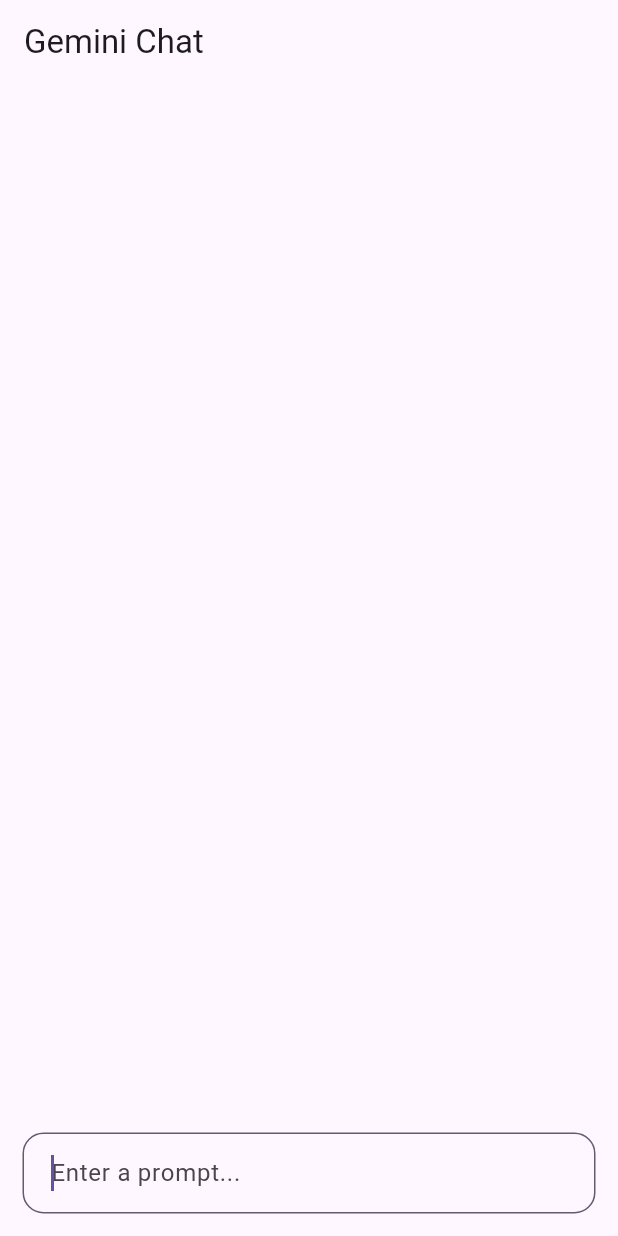
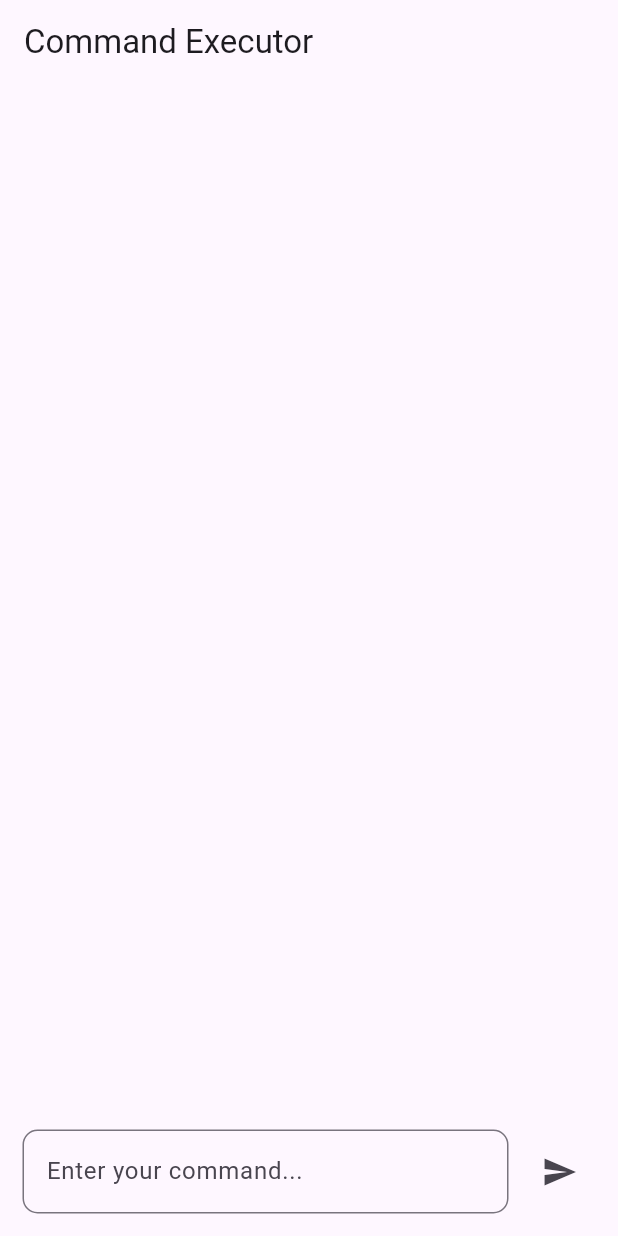
Before and after one commit to mabdullahsaqib/Skye-App, a Flutter app: the screen it shows after launch, on a phone screen of 412 x 824 dp. Run offline on Flutter 3.47's test engine with Material 3 defaults, Android fonts, the phone set to English and light mode, and no system bars; our stand-ins replace flutter_tts, speech_to_text.

Commit message:
update main.dart and added the api command calling implementation

```diff
--- a/lib/main.dart
+++ b/lib/main.dart
@@ -1,5 +1,6 @@
 import 'package:flutter/material.dart';
-import 'package:google_generative_ai/google_generative_ai.dart';
+import 'package:http/http.dart' as http;
+import 'dart:convert';
 
 void main() {
   runApp(const MyApp());
@@ -11,166 +12,157 @@
   @override
   Widget build(BuildContext context) {
     return MaterialApp(
-      title: 'Gemini Chat',
+      title: 'Command Executor',
       theme: ThemeData(
         primarySwatch: Colors.blue,
       ),
-      home: const HomeScreen(),
+      home: const CommandScreen(),
     );
   }
 }
 
-class HomeScreen extends StatefulWidget {
-  const HomeScreen({super.key});
+class CommandScreen extends StatefulWidget {
+  const CommandScreen({Key? key}) : super(key: key);
 
   @override
-  State<HomeScreen> createState() => _HomeScreenState();
+  State<CommandScreen> createState() => _CommandScreenState();
 }
 
-class _HomeScreenState extends State<HomeScreen> {
-  late final GenerativeModel geminiVisionProModel;
-  late final ChatSession chatSession;
-  final FocusNode _textFieldFocus = FocusNode();
-  final _textController = TextEditingController();
-  final _scrollController = ScrollController();
+class _CommandScreenState extends State<CommandScreen> {
+  final TextEditingController _commandController = TextEditingController();
+  final FocusNode _commandFocus = FocusNode();
+  final ScrollController _scrollController = ScrollController();
+  final List<Map<String, String>> _chatHistory = [];
+  bool _isLoading = false;
 
-  @override
-  void initState() {
-    const apiKey = "";
-    if (apiKey == 'key not found') {
-      throw InvalidApiKey(
-        'Key not found in environment. Please add an API key.',
+  final String apiUrl =
+      "https://skye-2xsolution.vercel.app/command"; // Replace with your API URL
+
+  Future<void> _sendCommand(String command) async {
+    if (command.isEmpty) return;
+
+    setState(() {
+      _isLoading = true;
+      _chatHistory.add({"role": "user", "message": command});
+    });
+
+    try {
+      final response = await http.post(
+        Uri.parse(apiUrl),
+        headers: {
+          'Content-Type': 'application/json',
+          'Authorization':
+              'Bearer eyJhbGciOiJIUzI1NiIsInR5cCI6IkpXVCJ9.eyJfaWQiOiI2NzQwNWY3NGZhNTQxN2FlOWMxZWFmNDQiLCJpYXQiOjE3MzIyNzE5ODgsImV4cCI6MTczMjg3Njc4OH0.ehG_Ct02PzoKCpiefExII5HOaXh0nM4AJPQ1SIVsU1Q',
+        },
+        body: jsonEncode({"command": command}),
       );
-    }
 
-    geminiVisionProModel = GenerativeModel(
-      model: 'gemini-1.5-pro',
-      apiKey: apiKey,
-      generationConfig: GenerationConfig(
-        temperature: 0.4,
-        topK: 32,
-        topP: 1,
-        maxOutputTokens: 4096,
-      ),
-      safetySettings: [
-        SafetySetting(HarmCategory.harassment, HarmBlockThreshold.high),
-        SafetySetting(HarmCategory.hateSpeech, HarmBlockThreshold.high),
-      ],
-    );
-
-    chatSession = geminiVisionProModel.startChat();
-    super.initState();
-  }
-
-  Future<void> _sendChatMessage(String message) async {
-    setState(() {});
-    try {
-      final response = await chatSession.sendMessage(
-        Content.text(message),
-      );
-      final text = response.text;
-      if (text == null) {
-        _showError('No response from API');
-        return;
+      if (response.statusCode == 200) {
+        final responseBody = jsonDecode(response.body);
+        setState(() {
+          _chatHistory.add({"role": "api", "message": responseBody});
+        });
       } else {
         setState(() {
-          _scrollDown();
+          _chatHistory.add({
+            "role": "api",
+            "message": "Error: ${response.statusCode} - ${response.body}"
+          });
         });
       }
     } catch (e) {
-      _showError(e.toString());
-      setState(() {});
+      setState(() {
+        _chatHistory.add({"role": "api", "message": "Error: $e"});
+      });
     } finally {
-      _textController.clear();
-      setState(() {});
-      _textFieldFocus.requestFocus();
+      _commandController.clear();
+      _scrollToBottom();
+      setState(() {
+        _isLoading = false;
+      });
     }
   }
 
-  Future<void> _showError(String message) async {
-    showDialog(
-        context: context,
-        builder: (context) {
-          return AlertDialog(
-            title: const Text('Something went wrong'),
-            content: SingleChildScrollView(
-              child: SelectableText(message),
-            ),
-            actions: [
-              TextButton(
-                onPressed: () {
-                  Navigator.of(context).pop();
-                },
-                child: const Text('OK'),
-              )
-            ],
-          );
-        });
-  }
-
-  Future<void> _scrollDown() async {
-    WidgetsBinding.instance.addPostFrameCallback((_) =>
-        _scrollController.animateTo(_scrollController.position.maxScrollExtent,
-            duration: const Duration(microseconds: 750),
-            curve: Curves.easeOutCirc));
+  void _scrollToBottom() {
+    WidgetsBinding.instance.addPostFrameCallback((_) {
+      _scrollController.animateTo(
+        _scrollController.position.maxScrollExtent,
+        duration: const Duration(milliseconds: 500),
+        curve: Curves.easeOut,
+      );
+    });
   }
 
   @override
   Widget build(BuildContext context) {
     return Scaffold(
       appBar: AppBar(
-        title: const Text('Gemini Chat'),
+        title: const Text('Command Executor'),
       ),
       body: Column(
-        mainAxisAlignment: MainAxisAlignment.center,
-        crossAxisAlignment: CrossAxisAlignment.start,
         children: [
           Expanded(
             child: ListView.builder(
-                controller: _scrollController,
-                itemCount: chatSession.history.length,
-                itemBuilder: (context, index) {
-                  final Content content = chatSession.history.toList()[index];
-                  final message = content.parts
-                      .whereType<TextPart>()
-                      .map<String>((e) => e.text)
-                      .join('');
+              controller: _scrollController,
+              itemCount: _chatHistory.length,
+              itemBuilder: (context, index) {
+                final chat = _chatHistory[index];
+                final isUser = chat["role"] == "user";
 
-                  return Text(
-                    '$message\nisUser: ${content.role}',
-                  );
-                }),
+                return Container(
+                  margin:
+                      const EdgeInsets.symmetric(vertical: 5, horizontal: 10),
+                  alignment:
+                      isUser ? Alignment.centerRight : Alignment.centerLeft,
+                  child: Container(
+                    padding: const EdgeInsets.all(10),
+                    decoration: BoxDecoration(
+                      color: isUser
+                          ? Colors.blueAccent.withOpacity(0.8)
+                          : Colors.grey.shade300,
+                      borderRadius: BorderRadius.circular(8),
+                    ),
+                    child: Text(
+                      chat["message"]!,
+                      style: TextStyle(
+                        color: isUser ? Colors.white : Colors.black,
+                      ),
+                    ),
+                  ),
+                );
+              },
+            ),
           ),
+          if (_isLoading)
+            const Padding(
+              padding: EdgeInsets.all(8.0),
+              child: CircularProgressIndicator(),
+            ),
           Padding(
             padding: const EdgeInsets.all(15),
             child: Row(
               children: [
                 Expanded(
                   child: TextField(
-                    autofocus: true,
-                    focusNode: _textFieldFocus,
-                    decoration: InputDecoration(
-                      contentPadding: const EdgeInsets.all(15),
-                      hintText: 'Enter a prompt...',
+                    controller: _commandController,
+                    focusNode: _commandFocus,
+                    decoration: const InputDecoration(
+                      hintText: "Enter your command...",
                       border: OutlineInputBorder(
-                          borderRadius:
-                              const BorderRadius.all(Radius.circular(14)),
-                          borderSide: BorderSide(
-                              color: Theme.of(context).colorScheme.secondary)),
-                      focusedBorder: OutlineInputBorder(
-                          borderRadius:
-                              const BorderRadius.all(Radius.circular(14)),
-                          borderSide: BorderSide(
-                              color: Theme.of(context).colorScheme.secondary)),
+                        borderRadius: BorderRadius.all(Radius.circular(10)),
+                      ),
                     ),
-                    controller: _textController,
-                    onSubmitted: _sendChatMessage,
+                    onSubmitted: _sendCommand,
                   ),
                 ),
-                const SizedBox(height: 25)
+                const SizedBox(width: 10),
+                IconButton(
+                  icon: const Icon(Icons.send),
+                  onPressed: () => _sendCommand(_commandController.text),
+                ),
               ],
             ),
-          )
+          ),
         ],
       ),
     );
```
